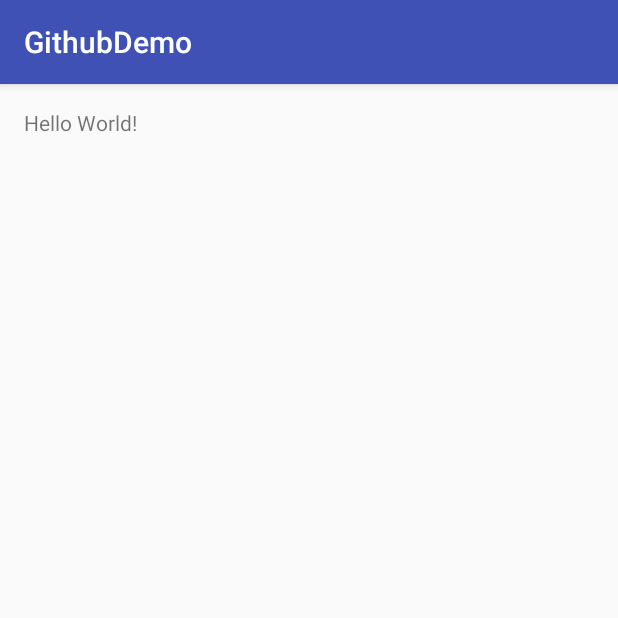
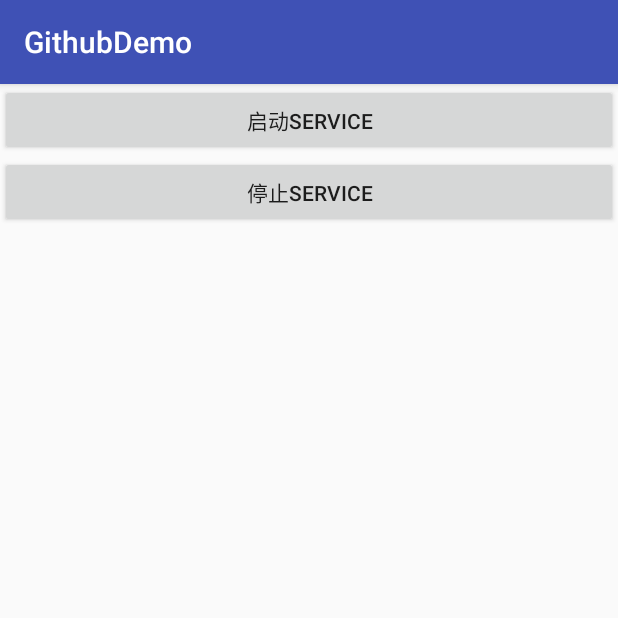
Before and after one commit to wangdong921/GithubDemo, an Android app: the screen it shows after launch (MainActivity), on a phone screen of 412 x 824 dp, the top half of it. Run offline under Robolectric (Android 15) with nearby library versions, the light colour scheme and no system bars.

Commit message:
添加Service demo(非绑定)

```diff
--- a/app/src/main/java/com/wangdong/githubdemo/MainActivity.java
+++ b/app/src/main/java/com/wangdong/githubdemo/MainActivity.java
@@ -1,16 +1,38 @@
 package com.wangdong.githubdemo;
 
+import android.content.Intent;
 import android.support.v7.app.AppCompatActivity;
 import android.os.Bundle;
+import android.view.View;
+import android.widget.Button;
 import android.widget.Toast;
 
 public class MainActivity extends AppCompatActivity {
+    private Button startService;
+    private Button stopService;
 
     @Override
     protected void onCreate(Bundle savedInstanceState) {
         super.onCreate(savedInstanceState);
         setContentView(R.layout.activity_main);
 
-        Toast.makeText(this,"Git test !!",Toast.LENGTH_LONG).show();
+        startService = (Button) findViewById(R.id.btn_start_service);
+        stopService = (Button) findViewById(R.id.btn_stop_service);
+
+        final Intent intent = new Intent(this,FristService.class);
+
+        startService.setOnClickListener(new View.OnClickListener() {
+            @Override
+            public void onClick(View view) {
+                startService(intent);
+            }
+        });
+
+        stopService.setOnClickListener(new View.OnClickListener() {
+            @Override
+            public void onClick(View view) {
+                stopService(intent);
+            }
+        });
     }
 }
--- a/app/src/main/res/layout/activity_main.xml
+++ b/app/src/main/res/layout/activity_main.xml
@@ -1,17 +1,20 @@
 <?xml version="1.0" encoding="utf-8"?>
-<RelativeLayout xmlns:android="http://schemas.android.com/apk/res/android"
-    xmlns:tools="http://schemas.android.com/tools"
+<LinearLayout xmlns:android="http://schemas.android.com/apk/res/android"
     android:id="@+id/activity_main"
     android:layout_width="match_parent"
     android:layout_height="match_parent"
-    android:paddingBottom="@dimen/activity_vertical_margin"
-    android:paddingLeft="@dimen/activity_horizontal_margin"
-    android:paddingRight="@dimen/activity_horizontal_margin"
-    android:paddingTop="@dimen/activity_vertical_margin"
-    tools:context="com.wangdong.githubdemo.MainActivity">
+    android:orientation="vertical">
 
-    <TextView
-        android:layout_width="wrap_content"
+    <Button
+        android:id="@+id/btn_start_service"
+        android:layout_width="match_parent"
         android:layout_height="wrap_content"
-        android:text="Hello World!" />
-</RelativeLayout>
+        android:text="启动Service"/>
+
+    <Button
+        android:id="@+id/btn_stop_service"
+        android:layout_width="match_parent"
+        android:layout_height="wrap_content"
+        android:text="停止Service"/>
+
+</LinearLayout>
```
Also changed, not shown: app/src/main/AndroidManifest.xml (+10 -1 lines), app/src/main/java/com/wangdong/githubdemo/BindService.java (added, +56 -0 lines), app/src/main/java/com/wangdong/githubdemo/FristService.java (added, +35 -0 lines).
